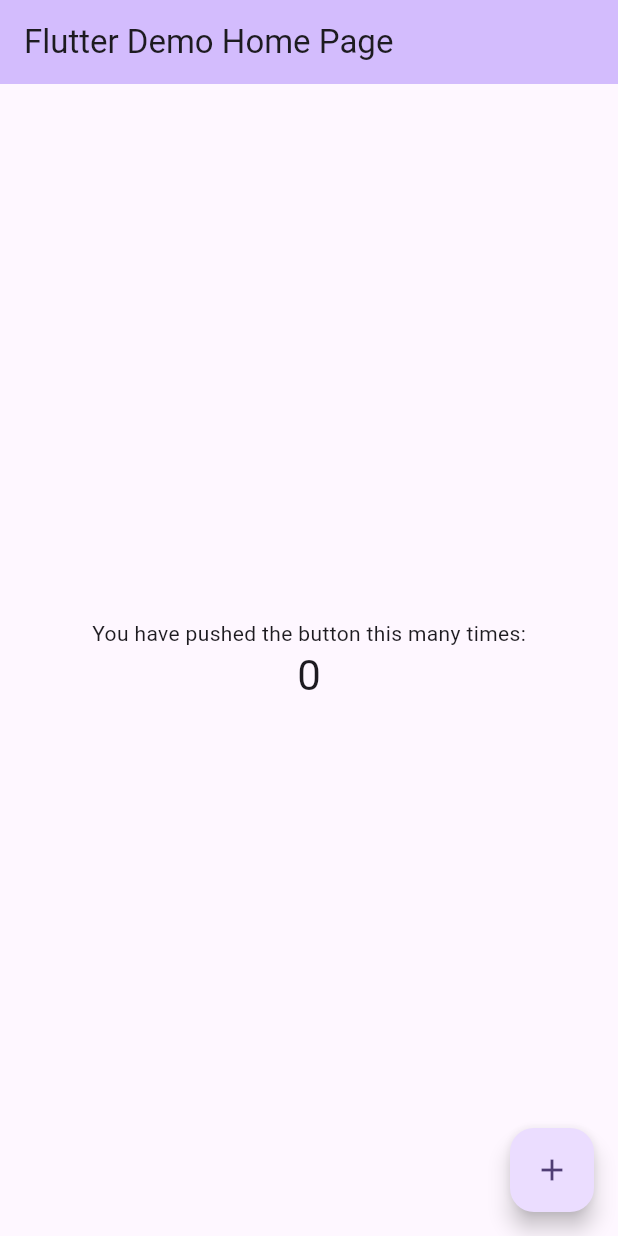
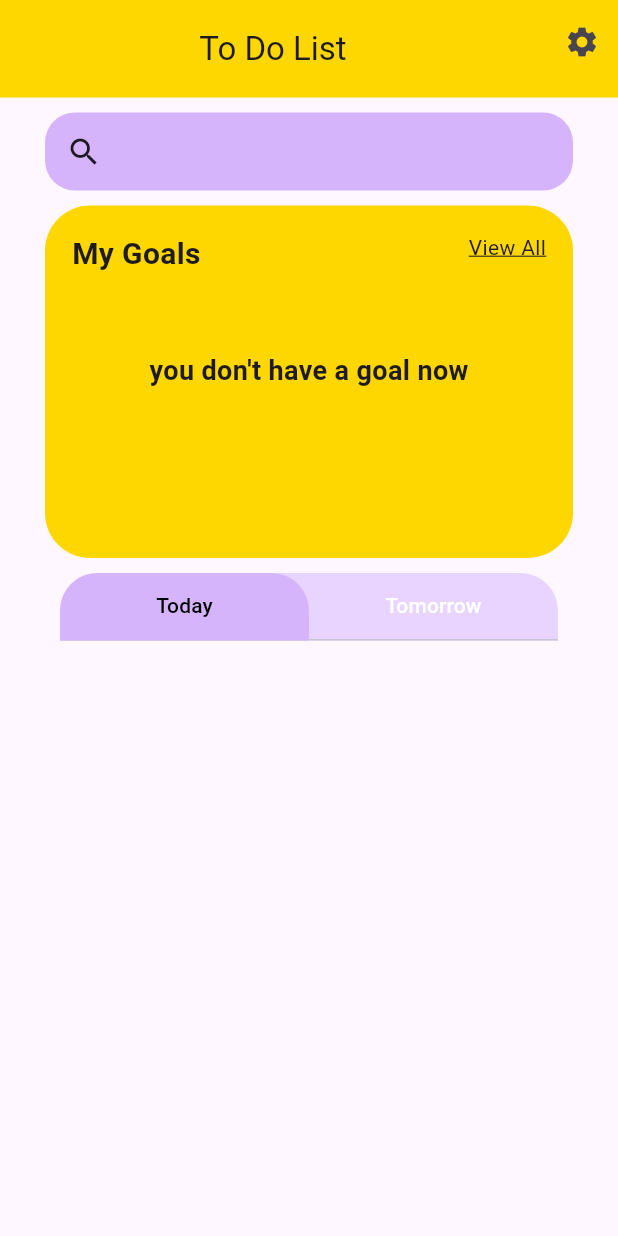
Before and after one commit to Trian161/todolist_app, a Flutter app: the screen it shows after launch, on a phone screen of 412 x 824 dp. Run offline on Flutter 3.47's test engine with Material 3 defaults, Android fonts, the phone set to English and light mode, and no system bars.

Commit message:
feat: add pages and component

```diff
--- /dev/null
+++ b/lib/components/custom_app_bar.dart
@@ -0,0 +1,26 @@
+import 'package:flutter/material.dart';
+
+class CustomAppBar extends StatelessWidget implements PreferredSizeWidget {
+  const CustomAppBar({super.key});
+
+  @override
+  // TODO: implement preferredSize
+  Size get preferredSize => const Size.fromHeight(65.0);
+
+  @override
+  Widget build(BuildContext context) {
+    return AppBar(
+      backgroundColor: Color(0xffffd700),
+      title: Padding(
+        padding: const EdgeInsets.only(top: 10),
+        child: Center(child: Text('To Do List')),
+      ),
+      actions: [
+        IconButton(
+          onPressed: () {},
+          icon: Icon(Icons.settings),
+        ),
+      ],
+    );
+  }
+}
--- /dev/null
+++ b/lib/components/goal_container.dart
@@ -0,0 +1,59 @@
+import 'package:flutter/material.dart';
+
+class GoalContainer extends StatefulWidget {
+  const GoalContainer({super.key});
+
+  @override
+  State<GoalContainer> createState() => _GoalContainerState();
+}
+
+class _GoalContainerState extends State<GoalContainer> {
+  @override
+  Widget build(BuildContext context) {
+    return Padding(
+      padding: const EdgeInsets.only(top: 10),
+      child: Column(
+        children: [
+          Container(
+            margin: const EdgeInsets.symmetric(horizontal: 30),
+            height: 235,
+            decoration: BoxDecoration(
+              borderRadius: BorderRadius.circular(30),
+              color: const Color(0xffffd700),
+            ),
+            child: const Padding(
+              padding: EdgeInsets.all(18),
+              child: Column(
+                children: [
+                  Row(
+                    mainAxisAlignment: MainAxisAlignment.spaceBetween,
+                    crossAxisAlignment: CrossAxisAlignment.start,
+                    children: [
+                      Text(
+                        'My Goals',
+                        style: TextStyle(
+                            fontSize: 20, fontWeight: FontWeight.w600),
+                      ),
+                      Text(
+                        'View All',
+                        style: TextStyle(
+                            fontSize: 14, decoration: TextDecoration.underline),
+                      ),
+                    ],
+                  ),
+                  SizedBox(
+                    height: 50,
+                  ),
+                  Text(
+                    'you don\'t have a goal now',
+                    style: TextStyle(fontSize: 18, fontWeight: FontWeight.bold),
+                  )
+                ],
+              ),
+            ),
+          ),
+        ],
+      ),
+    );
+  }
+}
--- /dev/null
+++ b/lib/components/searchbar.dart
@@ -0,0 +1,28 @@
+import 'package:flutter/material.dart';
+
+class SearchBarWidget extends StatefulWidget {
+  const SearchBarWidget({super.key});
+
+  @override
+  State<SearchBarWidget> createState() => _SearchBarWidgetState();
+}
+
+class _SearchBarWidgetState extends State<SearchBarWidget> {
+  @override
+  Widget build(BuildContext context) {
+    return Column(
+      children: [
+        Container(
+          padding: EdgeInsets.all(14),
+          margin: EdgeInsets.symmetric(horizontal: 30),
+          decoration: BoxDecoration(
+              color: Color(0xffd6b4fc),
+              borderRadius: BorderRadius.circular(20)),
+          child: Row(
+            children: [Icon(Icons.search)],
+          ),
+        ),
+      ],
+    );
+  }
+}
--- /dev/null
+++ b/lib/components/task_container.dart
@@ -0,0 +1,56 @@
+import 'package:flutter/material.dart';
+
+class TaskContainer extends StatefulWidget {
+  const TaskContainer({super.key});
+
+  @override
+  State<TaskContainer> createState() => _TaskContainerState();
+}
+
+class _TaskContainerState extends State<TaskContainer> {
+  @override
+  Widget build(BuildContext context) {
+    return Padding(
+      padding: const EdgeInsets.only(top: 10),
+      child: DefaultTabController(
+        length: 2,
+        child: Column(
+          children: [
+            Container(
+              margin: const EdgeInsets.symmetric(horizontal: 40),
+              height: 45,
+              decoration: const BoxDecoration(
+                color: Color.fromARGB(255, 232, 212, 255),
+                borderRadius: BorderRadius.vertical(
+                  top: Radius.circular(25),
+                ),
+              ),
+              child: const TabBar(
+                // controller: TabController(length: 2, vsync: vsync),
+                splashBorderRadius:
+                    BorderRadius.vertical(top: Radius.circular(25)),
+                indicatorSize: TabBarIndicatorSize.tab,
+                indicator: BoxDecoration(
+                  borderRadius: BorderRadius.only(
+                      topLeft: Radius.circular(25),
+                      topRight: Radius.circular(25)),
+                  color: Color(0xffd6b4fc),
+                ),
+                unselectedLabelColor: Colors.white,
+                labelColor: Colors.black,
+                tabs: [
+                  Tab(
+                    text: 'Today',
+                  ),
+                  Tab(
+                    text: 'Tomorrow',
+                  ),
+                ],
+              ),
+            )
+          ],
+        ),
+      ),
+    );
+  }
+}
--- a/lib/main.dart
+++ b/lib/main.dart
@@ -1,4 +1,5 @@
 import 'package:flutter/material.dart';
+import 'package:todolist_app/pages/homepage.dart';
 
 void main() {
   runApp(const MyApp());
@@ -13,113 +14,11 @@ class MyApp extends StatelessWidget {
     return MaterialApp(
       title: 'Flutter Demo',
       theme: ThemeData(
-        // This is the theme of your application.
-        //
-        // TRY THIS: Try running your application with "flutter run". You'll see
-        // the application has a purple toolbar. Then, without quitting the app,
-        // try changing the seedColor in the colorScheme below to Colors.green
-        // and then invoke "hot reload" (save your changes or press the "hot
-        // reload" button in a Flutter-supported IDE, or press "r" if you used
-        // the command line to start the app).
-        //
-        // Notice that the counter didn't reset back to zero; the application
-        // state is not lost during the reload. To reset the state, use hot
-        // restart instead.
-        //
-        // This works for code too, not just values: Most code changes can be
-        // tested with just a hot reload.
-        colorScheme: ColorScheme.fromSeed(seedColor: Colors.deepPurple),
+        splashColor: Colors.transparent,
+        highlightColor: Colors.transparent,
         useMaterial3: true,
       ),
-      home: const MyHomePage(title: 'Flutter Demo Home Page'),
+      home: const HomePage(),
     );
   }
 }
-
-class MyHomePage extends StatefulWidget {
-  const MyHomePage({super.key, required this.title});
-
-  // This widget is the home page of your application. It is stateful, meaning
-  // that it has a State object (defined below) that contains fields that affect
-  // how it looks.
-
-  // This class is the configuration for the state. It holds the values (in this
-  // case the title) provided by the parent (in this case the App widget) and
-  // used by the build method of the State. Fields in a Widget subclass are
-  // always marked "final".
-
-  final String title;
-
-  @override
-  State<MyHomePage> createState() => _MyHomePageState();
-}
-
-class _MyHomePageState extends State<MyHomePage> {
-  int _counter = 0;
-
-  void _incrementCounter() {
-    setState(() {
-      // This call to setState tells the Flutter framework that something has
-      // changed in this State, which causes it to rerun the build method below
-      // so that the display can reflect the updated values. If we changed
-      // _counter without calling setState(), then the build method would not be
-      // called again, and so nothing would appear to happen.
-      _counter++;
-    });
-  }
-
-  @override
-  Widget build(BuildContext context) {
-    // This method is rerun every time setState is called, for instance as done
-    // by the _incrementCounter method above.
-    //
-    // The Flutter framework has been optimized to make rerunning build methods
-    // fast, so that you can just rebuild anything that needs updating rather
-    // than having to individually change instances of widgets.
-    return Scaffold(
-      appBar: AppBar(
-        // TRY THIS: Try changing the color here to a specific color (to
-        // Colors.amber, perhaps?) and trigger a hot reload to see the AppBar
-        // change color while the other colors stay the same.
-        backgroundColor: Theme.of(context).colorScheme.inversePrimary,
-        // Here we take the value from the MyHomePage object that was created by
-        // the App.build method, and use it to set our appbar title.
-        title: Text(widget.title),
-      ),
-      body: Center(
-        // Center is a layout widget. It takes a single child and positions it
-        // in the middle of the parent.
-        child: Column(
-          // Column is also a layout widget. It takes a list of children and
-          // arranges them vertically. By default, it sizes itself to fit its
-          // children horizontally, and tries to be as tall as its parent.
-          //
-          // Column has various properties to control how it sizes itself and
-          // how it positions its children. Here we use mainAxisAlignment to
-          // center the children vertically; the main axis here is the vertical
-          // axis because Columns are vertical (the cross axis would be
-          // horizontal).
-          //
-          // TRY THIS: Invoke "debug painting" (choose the "Toggle Debug Paint"
-          // action in the IDE, or press "p" in the console), to see the
-          // wireframe for each widget.
-          mainAxisAlignment: MainAxisAlignment.center,
-          children: <Widget>[
-            const Text(
-              'You have pushed the button this many times:',
-            ),
-            Text(
-              '$_counter',
-              style: Theme.of(context).textTheme.headlineMedium,
-            ),
-          ],
-        ),
-      ),
-      floatingActionButton: FloatingActionButton(
-        onPressed: _incrementCounter,
-        tooltip: 'Increment',
-        child: const Icon(Icons.add),
-      ), // This trailing comma makes auto-formatting nicer for build methods.
-    );
-  }
-}
--- /dev/null
+++ b/lib/pages/homepage.dart
@@ -0,0 +1,26 @@
+import 'package:flutter/material.dart';
+import 'package:todolist_app/components/custom_app_bar.dart';
+import 'package:todolist_app/components/goal_container.dart';
+import 'package:todolist_app/components/searchbar.dart';
+import 'package:todolist_app/components/task_container.dart';
+
+class HomePage extends StatelessWidget {
+  const HomePage({super.key});
+
+  @override
+  Widget build(BuildContext context) {
+    return Scaffold(
+      appBar: CustomAppBar(),
+      body: Container(
+        margin: EdgeInsets.only(top: 10),
+        child: Column(
+          children: [
+            SearchBarWidget(),
+            GoalContainer(),
+            TaskContainer(),
+          ],
+        ),
+      ),
+    );
+  }
+}
```
